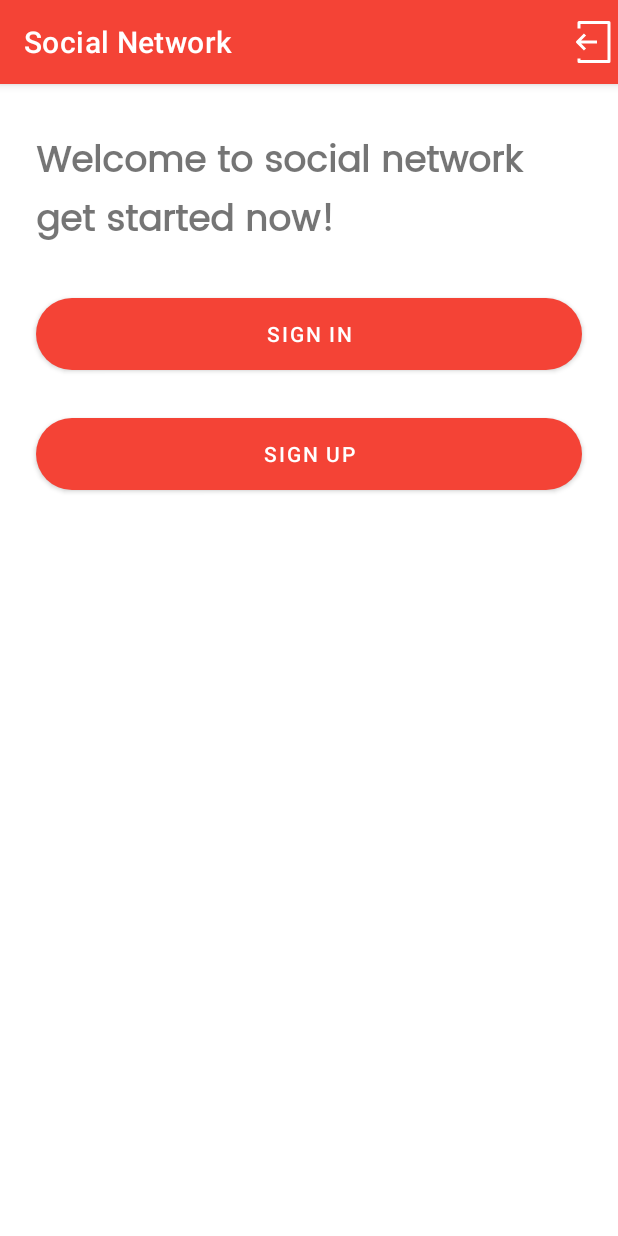
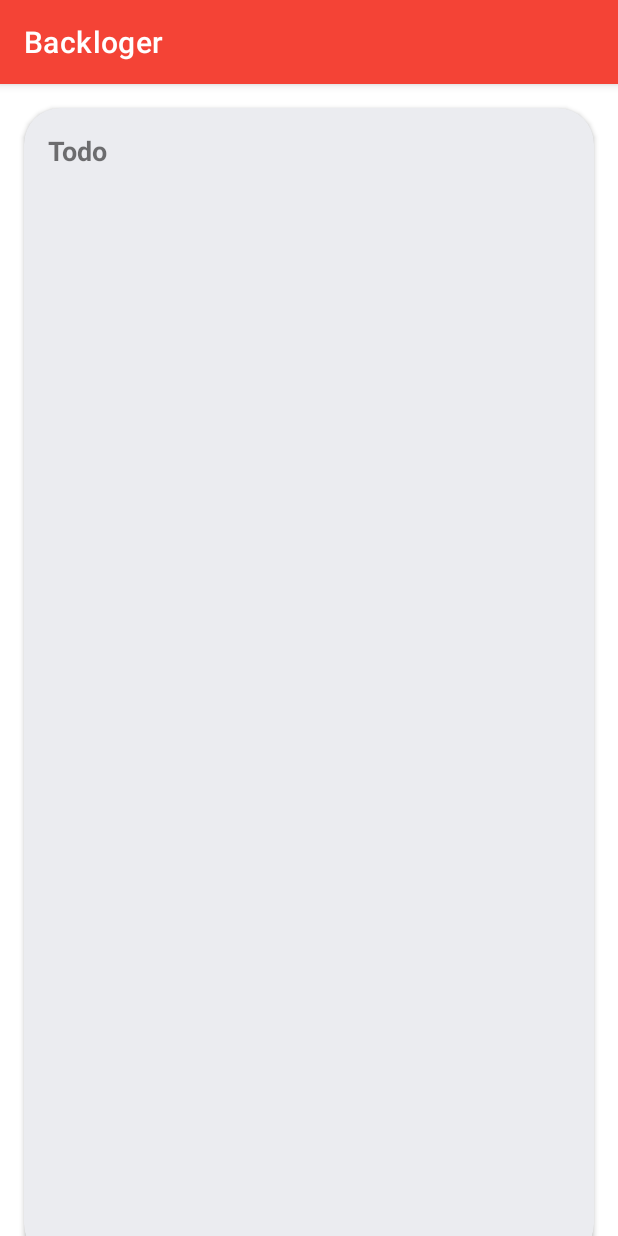
Before and after one commit to mahdiabderraouf/backlog-mobile-app, an Android app: the screen it shows after launch (MainActivity before the commit, ProjectBacklogActivity after it), on a phone screen of 412 x 824 dp. Run offline under Robolectric (Android 15) with nearby library versions, the phone set to English and light mode, and no system bars; our stand-ins replace Firebase (no records; nobody signed in at launch, a user with empty details on screens opened directly).

Commit message:
Diplay todo tasks

```diff
--- a/app/build.gradle
+++ b/app/build.gradle
@@ -42,12 +42,13 @@ apply plugin: 'com.google.gms.google-services'
 dependencies {
 
     implementation platform('com.google.firebase:firebase-bom:26.4.0')
+    //noinspection GradleDependency
     implementation "org.jetbrains.kotlin:kotlin-stdlib:$kotlin_version"
     implementation 'androidx.core:core-ktx:1.3.2'
     implementation 'androidx.appcompat:appcompat:1.2.0'
     implementation 'com.google.android.material:material:1.3.0'
     implementation 'androidx.constraintlayout:constraintlayout:2.0.4'
-    testImplementation 'junit:junit:4.+'
+    testImplementation 'junit:junit:4.13.2'
     androidTestImplementation 'androidx.test.ext:junit:1.1.2'
     androidTestImplementation 'androidx.test.espresso:espresso-core:3.3.0'
     implementation 'com.google.firebase:firebase-auth-ktx'
--- a/app/src/main/AndroidManifest.xml
+++ b/app/src/main/AndroidManifest.xml
@@ -8,14 +8,17 @@
         android:roundIcon="@mipmap/ic_launcher_round"
         android:supportsRtl="true"
         android:theme="@style/Theme.BacklogApp">
+        <activity android:name=".project.ProjectBacklogActivity"></activity>
         <activity android:name=".authentication.SignInActivity" />
         <activity android:name=".authentication.SignUpActivity" />
         <activity android:name=".BaseActivity" />
         <activity android:name=".MainActivity">
             <intent-filter>
                 <action android:name="android.intent.action.MAIN" />
+
                 <category android:name="android.intent.category.LAUNCHER" />
             </intent-filter>
         </activity>
     </application>
+
 </manifest>
--- a/app/src/main/java/fr/isen/auroux/backlogapp/MainActivity.kt
+++ b/app/src/main/java/fr/isen/auroux/backlogapp/MainActivity.kt
@@ -8,6 +8,7 @@ import com.google.firebase.ktx.Firebase
 import fr.isen.auroux.backlogapp.databinding.ActivityMainBinding
 import fr.isen.auroux.backlogapp.authentication.SignInActivity
 import fr.isen.auroux.backlogapp.authentication.SignUpActivity
+import fr.isen.auroux.backlogapp.project.ProjectBacklogActivity
 
 class MainActivity : BaseActivity() {
     private lateinit var binding: ActivityMainBinding
@@ -25,13 +26,16 @@ class MainActivity : BaseActivity() {
             val intent = Intent(this, SignUpActivity::class.java)
             startActivity(intent)
         }
+
+        val intent = Intent(this, ProjectBacklogActivity::class.java)
+        startActivity(intent)
     }
 
     public override fun onStart() {
         super.onStart()
         // Check if user is signed in (non-null) and update UI accordingly.
         val currentUser = auth.currentUser
-        if(currentUser != null){
+        if(currentUser != null) {
 
         }
     }
--- /dev/null
+++ b/app/src/main/java/fr/isen/auroux/backlogapp/project/ProjectBacklogActivity.kt
@@ -0,0 +1,64 @@
+package fr.isen.auroux.backlogapp.project
+
+import androidx.appcompat.app.AppCompatActivity
+import android.os.Bundle
+import android.util.Log
+import androidx.recyclerview.widget.LinearLayoutManager
+import com.google.firebase.database.DataSnapshot
+import com.google.firebase.database.DatabaseError
+import com.google.firebase.database.DatabaseReference
+import com.google.firebase.database.ValueEventListener
+import com.google.firebase.database.ktx.database
+import com.google.firebase.database.ktx.getValue
+import com.google.firebase.ktx.Firebase
+import fr.isen.auroux.backlogapp.databinding.ActivityProjectBacklogBinding
+import fr.isen.auroux.backlogapp.network.Project
+import fr.isen.auroux.backlogapp.network.Task
+
+class ProjectBacklogActivity : AppCompatActivity() {
+    private lateinit var binding: ActivityProjectBacklogBinding
+    private lateinit var database: DatabaseReference
+    private var tasks: List<Task>? = null
+    override fun onCreate(savedInstanceState: Bundle?) {
+        super.onCreate(savedInstanceState)
+        binding = ActivityProjectBacklogBinding.inflate(layoutInflater)
+        setContentView(binding.root)
+
+        database = Firebase.database.reference
+
+        // Get project id from intent extra
+        val projectId = "-MTqJD878AnZhiFMx718"
+
+        getProjectTasks(projectId)
+    }
+
+    private fun getProjectTasks(projectId: String) {
+        val tasksRef = database.child("tasks")
+        val tasksListener = object : ValueEventListener {
+            override fun onDataChange(dataSnapshot: DataSnapshot) {
+                // Get Post object and use the values to update the UI
+                 tasks = dataSnapshot.getValue<HashMap<String, Task>>()?.values?.filter {
+                    it.projectId == projectId
+                }
+                createAdapters()
+            }
+
+            override fun onCancelled(databaseError: DatabaseError) {
+                // Getting Post failed, log a message
+                Log.w("firebase", "loadPost:onCancelled", databaseError.toException())
+            }
+        }
+        tasksRef.addValueEventListener(tasksListener)
+    }
+
+    private fun createAdapters() {
+        tasks?.let {
+            val todoTasks = it.filter { task ->
+                task.status == 1
+            }
+            val todoTasksAdapter = TaskAdapter(todoTasks)
+            binding.todoTasksList.layoutManager = LinearLayoutManager(this)
+            binding.todoTasksList.adapter = todoTasksAdapter
+        }
+    }
+}
--- /dev/null
+++ b/app/src/main/res/layout/activity_project_backlog.xml
@@ -0,0 +1,58 @@
+<?xml version="1.0" encoding="utf-8"?>
+<androidx.constraintlayout.widget.ConstraintLayout xmlns:android="http://schemas.android.com/apk/res/android"
+    xmlns:app="http://schemas.android.com/apk/res-auto"
+    xmlns:tools="http://schemas.android.com/tools"
+    android:layout_width="match_parent"
+    android:layout_height="match_parent"
+    tools:context=".project.ProjectBacklogActivity">
+
+    <androidx.cardview.widget.CardView
+        android:id="@+id/todoCard"
+        android:layout_width="0dp"
+        android:layout_height="wrap_content"
+        android:layout_marginStart="16dp"
+        android:layout_marginTop="16dp"
+        android:layout_marginEnd="16dp"
+        app:cardBackgroundColor="@color/light_gray"
+        app:cardCornerRadius="24dp"
+        app:contentPadding="16dp"
+        app:layout_constraintEnd_toEndOf="parent"
+        app:layout_constraintStart_toStartOf="parent"
+        app:layout_constraintTop_toTopOf="parent">
+
+        <androidx.constraintlayout.widget.ConstraintLayout
+            android:layout_width="match_parent"
+            android:layout_height="wrap_content">
+
+            <TextView
+                android:id="@+id/todoTitle"
+                android:layout_width="0dp"
+                android:layout_height="wrap_content"
+                android:text="@string/todo"
+                android:textSize="18sp"
+                android:textStyle="bold"
+                app:layout_constraintEnd_toEndOf="parent"
+                app:layout_constraintStart_toStartOf="parent"
+                app:layout_constraintTop_toTopOf="parent" />
+
+            <RelativeLayout
+                android:layout_width="wrap_content"
+                android:layout_height="wrap_content"
+                android:layout_marginTop="16dp"
+                app:layout_constraintEnd_toEndOf="parent"
+                app:layout_constraintStart_toStartOf="parent"
+                app:layout_constraintTop_toBottomOf="@+id/todoTitle">
+
+                <androidx.recyclerview.widget.RecyclerView
+                    android:id="@+id/todoTasksList"
+                    android:layout_width="match_parent"
+                    android:layout_height="match_parent"
+                    android:layout_marginTop="16dp"
+                    android:nestedScrollingEnabled="false" />
+            </RelativeLayout>
+
+        </androidx.constraintlayout.widget.ConstraintLayout>
+
+    </androidx.cardview.widget.CardView>
+
+</androidx.constraintlayout.widget.ConstraintLayout>
--- a/app/src/main/res/values/colors.xml
+++ b/app/src/main/res/values/colors.xml
@@ -7,7 +7,7 @@
     <color name="teal_700">#FF018786</color>
     <color name="black">#FF000000</color>
     <color name="white">#FFFFFFFF</color>
-    <color name="light_gray">#f5f5f5</color>
+    <color name="light_gray">#ebecf0</color>
     <color name="pomegranate">#F44336</color>
     <color name="pomegranate_variant">#988980</color>
 </resources>
--- a/app/src/main/res/values/strings.xml
+++ b/app/src/main/res/values/strings.xml
@@ -1,5 +1,5 @@
 <resources>
-    <string name="app_name">Social Network</string>
+    <string name="app_name">Backloger</string>
 
     <string name="post_title">Title</string>
     <string name="add_post">Add a post</string>
@@ -17,6 +17,7 @@
     <string name="logout">Logout</string>
     <string name="firstname">Firstname</string>
     <string name="lastname">Lastname</string>
+    <string name="todo">Todo</string>
 
     <!-- Strings used for fragments for navigation -->
 
```
Also changed, not shown: app/src/main/java/fr/isen/auroux/backlogapp/network/Project.kt (added, +10 -0 lines), app/src/main/java/fr/isen/auroux/backlogapp/network/Task.kt (added, +12 -0 lines), app/src/main/java/fr/isen/auroux/backlogapp/project/TaskAdapter.kt (added, +35 -0 lines), app/src/main/res/layout/task_cell.xml (added, +18 -0 lines), app/src/main/res/values/themes.xml (+13 -0 lines), gradle/wrapper/gradle-wrapper.properties.
